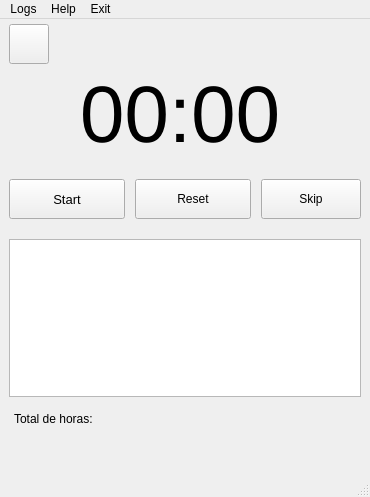
Before: the Qt Designer form ui/mainwindow.ui in TiagoSBO/qt-pomodoro-timer, drawn with Qt 5.
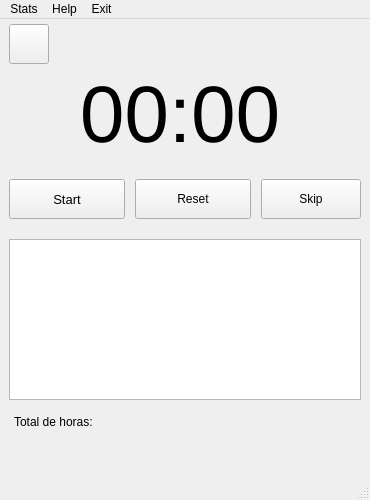
After: the same form once the commit is applied. Icons and pictures are not drawn.

The edit to the form file:
```diff
--- a/ui/mainwindow.ui
+++ b/ui/mainwindow.ui
@@ -7,7 +7,7 @@
     <x>0</x>
     <y>0</y>
     <width>370</width>
-    <height>497</height>
+    <height>500</height>
    </rect>
   </property>
   <property name="minimumSize">
@@ -364,12 +364,6 @@
      <height>25</height>
     </rect>
    </property>
-   <widget class="QMenu" name="Logs">
-    <property name="title">
-     <string>Logs</string>
-    </property>
-    <addaction name="separator"/>
-   </widget>
    <widget class="QMenu" name="menuHelp">
     <property name="title">
      <string>Help</string>
@@ -382,7 +376,13 @@
     </property>
     <addaction name="separator"/>
    </widget>
-   <addaction name="Logs"/>
+   <widget class="QMenu" name="menuStats">
+    <property name="title">
+     <string>Stats</string>
+    </property>
+    <addaction name="separator"/>
+   </widget>
+   <addaction name="menuStats"/>
    <addaction name="menuHelp"/>
    <addaction name="menuExit"/>
   </widget>
```
Left out of the diff: 5 changed lines with no effect on the pictures.
